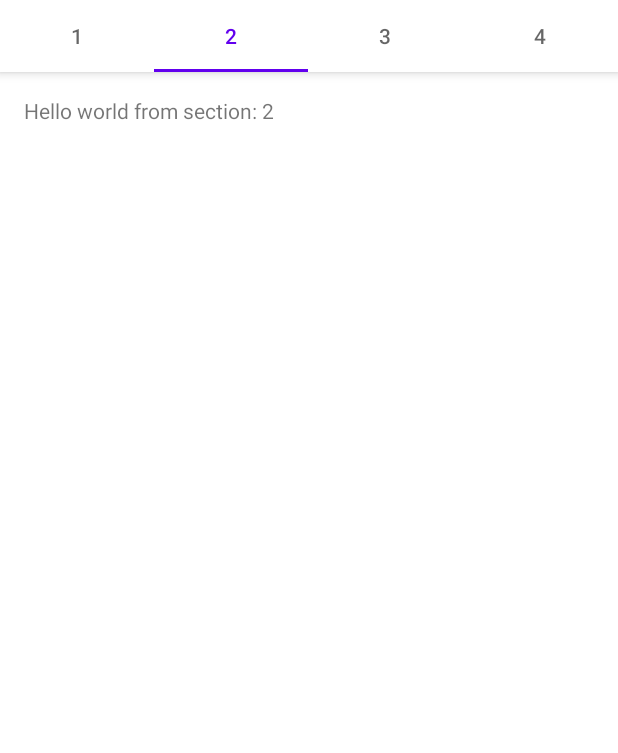
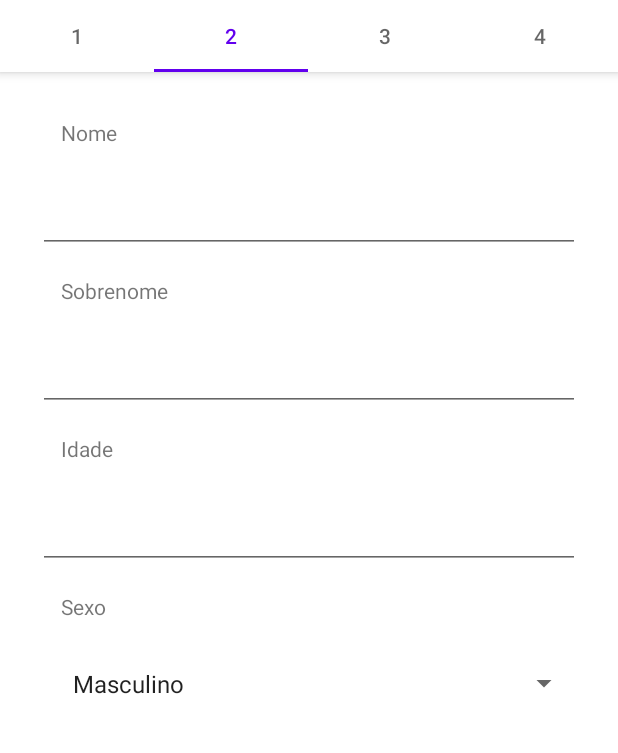
Before and after one commit to Martenda/AndroidDDMFinalWork, an Android app: the PlaceholderFragment screen opened directly, with no data from a screen before it, tab 2 chosen, on a phone screen of 412 x 824 dp, the part 173-926 px from its top. Run offline under Robolectric (Android 15) with nearby library versions, the phone set to English and light mode, and no system bars.

Commit message:
feat: createUserScreen features

```diff
--- a/app/build.gradle
+++ b/app/build.gradle
@@ -1,5 +1,6 @@
 plugins {
     id 'com.android.application'
+    id 'com.google.android.libraries.mapsplatform.secrets-gradle-plugin'
 }
 
 android {
@@ -43,6 +44,8 @@ dependencies {
     implementation 'androidx.annotation:annotation:1.3.0'
     implementation 'androidx.preference:preference:1.2.0'
     implementation 'com.google.android.material:material:1.5.0'
+    implementation 'androidx.legacy:legacy-support-v4:1.0.0'
+    implementation 'com.google.android.gms:play-services-maps:18.0.2'
     testImplementation 'junit:junit:4.13.2'
     androidTestImplementation 'androidx.test.ext:junit:1.1.5'
     androidTestImplementation 'androidx.test.espresso:espresso-core:3.5.1'
--- /dev/null
+++ b/app/src/main/java/com/example/taskmasters/ui/createUser/selectData/SelectDataFragment.java
@@ -0,0 +1,38 @@
+package com.example.taskmasters.ui.createUser.selectData;
+
+import androidx.lifecycle.ViewModelProvider;
+
+import android.os.Bundle;
+
+import androidx.annotation.NonNull;
+import androidx.annotation.Nullable;
+import androidx.fragment.app.Fragment;
+
+import android.view.LayoutInflater;
+import android.view.View;
+import android.view.ViewGroup;
+
+import com.example.taskmasters.R;
+
+public class SelectDataFragment extends Fragment {
+
+    private SelectDataViewModel mViewModel;
+
+    public static SelectDataFragment newInstance() {
+        return new SelectDataFragment();
+    }
+
+    @Override
+    public View onCreateView(@NonNull LayoutInflater inflater, @Nullable ViewGroup container,
+                             @Nullable Bundle savedInstanceState) {
+        return inflater.inflate(R.layout.fragment_select_data, container, false);
+    }
+
+    @Override
+    public void onActivityCreated(@Nullable Bundle savedInstanceState) {
+        super.onActivityCreated(savedInstanceState);
+        mViewModel = new ViewModelProvider(this).get(SelectDataViewModel.class);
+        // TODO: Use the ViewModel
+    }
+
+}
--- /dev/null
+++ b/app/src/main/java/com/example/taskmasters/ui/createUser/selectData/SelectDataViewModel.java
@@ -0,0 +1,7 @@
+package com.example.taskmasters.ui.createUser.selectData;
+
+import androidx.lifecycle.ViewModel;
+
+public class SelectDataViewModel extends ViewModel {
+    // TODO: Implement the ViewModel
+}
--- /dev/null
+++ b/app/src/main/java/com/example/taskmasters/ui/createUser/selectType/SelectTypeFragment.java
@@ -0,0 +1,38 @@
+package com.example.taskmasters.ui.createUser.selectType;
+
+import androidx.lifecycle.ViewModelProvider;
+
+import android.os.Bundle;
+
+import androidx.annotation.NonNull;
+import androidx.annotation.Nullable;
+import androidx.fragment.app.Fragment;
+
+import android.view.LayoutInflater;
+import android.view.View;
+import android.view.ViewGroup;
+
+import com.example.taskmasters.R;
+
+public class SelectTypeFragment extends Fragment {
+
+    private SelectTypeViewModel mViewModel;
+
+    public static SelectTypeFragment newInstance() {
+        return new SelectTypeFragment();
+    }
+
+    @Override
+    public View onCreateView(@NonNull LayoutInflater inflater, @Nullable ViewGroup container,
+                             @Nullable Bundle savedInstanceState) {
+        return inflater.inflate(R.layout.fragment_select_type, container, false);
+    }
+
+    @Override
+    public void onActivityCreated(@Nullable Bundle savedInstanceState) {
+        super.onActivityCreated(savedInstanceState);
+        mViewModel = new ViewModelProvider(this).get(SelectTypeViewModel.class);
+        // TODO: Use the ViewModel
+    }
+
+}
--- /dev/null
+++ b/app/src/main/java/com/example/taskmasters/ui/createUser/selectType/SelectTypeViewModel.java
@@ -0,0 +1,7 @@
+package com.example.taskmasters.ui.createUser.selectType;
+
+import androidx.lifecycle.ViewModel;
+
+public class SelectTypeViewModel extends ViewModel {
+    // TODO: Implement the ViewModel
+}
--- a/app/src/main/java/com/example/taskmasters/ui/main/PlaceholderFragment.java
+++ b/app/src/main/java/com/example/taskmasters/ui/main/PlaceholderFragment.java
@@ -4,26 +4,29 @@ import android.os.Bundle;
 import android.view.LayoutInflater;
 import android.view.View;
 import android.view.ViewGroup;
-import android.widget.TextView;
 
-import androidx.annotation.Nullable;
 import androidx.annotation.NonNull;
 import androidx.fragment.app.Fragment;
-import androidx.lifecycle.Observer;
+import androidx.fragment.app.FragmentManager;
+import androidx.fragment.app.FragmentTransaction;
 import androidx.lifecycle.ViewModelProvider;
 
 import com.example.taskmasters.R;
 import com.example.taskmasters.databinding.FragmentCreateUserBinding;
+import com.example.taskmasters.ui.createUser.selectData.SelectDataFragment;
+import com.example.taskmasters.ui.createUser.selectType.SelectTypeFragment;
+//import com.example.taskmasters.ui.map.MapsFragment;
 
-/**
- * A placeholder fragment containing a simple view.
- */
 public class PlaceholderFragment extends Fragment {
 
     private static final String ARG_SECTION_NUMBER = "section_number";
 
     private PageViewModel pageViewModel;
     private FragmentCreateUserBinding binding;
+
+    private SelectTypeFragment selectTypeFragment;
+    private SelectDataFragment selectDataFragment;
+//    private MapsFragment mapsFragment;
 
     public static PlaceholderFragment newInstance(int index) {
         PlaceholderFragment fragment = new PlaceholderFragment();
@@ -52,13 +55,43 @@ public class PlaceholderFragment extends Fragment {
         binding = FragmentCreateUserBinding.inflate(inflater, container, false);
         View root = binding.getRoot();
 
-        final TextView textView = binding.sectionLabel;
-        pageViewModel.getText().observe(getViewLifecycleOwner(), new Observer<String>() {
-            @Override
-            public void onChanged(@Nullable String s) {
-                textView.setText(s);
+        if (getArguments() != null && getArguments().getInt(ARG_SECTION_NUMBER) == 1) {
+            if (selectTypeFragment == null) {
+                selectTypeFragment = new SelectTypeFragment();
+                getChildFragmentManager().beginTransaction()
+                        .add(R.id.constraintLayout, selectTypeFragment, "Fragment1")
+                        .commit();
+            } else {
+                getChildFragmentManager().beginTransaction()
+                        .show(selectTypeFragment)
+                        .commit();
             }
-        });
+        }
+        if (getArguments() != null && getArguments().getInt(ARG_SECTION_NUMBER) == 2) {
+            if (selectDataFragment == null) {
+                selectDataFragment = new SelectDataFragment();
+                getChildFragmentManager().beginTransaction()
+                        .add(R.id.constraintLayout, selectDataFragment, "Fragment2")
+                        .commit();
+            } else {
+                getChildFragmentManager().beginTransaction()
+                        .show(selectDataFragment)
+                        .commit();
+            }
+        }
+//        if (getArguments() != null && getArguments().getInt(ARG_SECTION_NUMBER) == 3) {
+//            if (mapsFragment == null) {
+//                mapsFragment = new MapsFragment();
+//                getChildFragmentManager().beginTransaction()
+//                        .add(R.id.constraintLayout, mapsFragment, "Fragment3")
+//                        .commit();
+//            } else {
+//                getChildFragmentManager().beginTransaction()
+//                        .show(mapsFragment)
+//                        .commit();
+//            }
+//        }
+
         return root;
     }
 
@@ -67,4 +100,22 @@ public class PlaceholderFragment extends Fragment {
         super.onDestroyView();
         binding = null;
     }
+
+    @Override
+    public void onPause() {
+        super.onPause();
+        hideFragments();
+    }
+
+    private void hideFragments() {
+        FragmentManager fragmentManager = getChildFragmentManager();
+        FragmentTransaction transaction = fragmentManager.beginTransaction();
+        if (selectTypeFragment != null) {
+            transaction.hide(selectTypeFragment);
+        }
+        if (selectDataFragment != null) {
+            transaction.hide(selectDataFragment);
+        }
+        transaction.commit();
+    }
 }
--- a/app/src/main/java/com/example/taskmasters/ui/main/SectionsPagerAdapter.java
+++ b/app/src/main/java/com/example/taskmasters/ui/main/SectionsPagerAdapter.java
@@ -27,8 +27,6 @@ public class SectionsPagerAdapter extends FragmentPagerAdapter {
 
     @Override
     public Fragment getItem(int position) {
-        // getItem is called to instantiate the fragment for the given page.
-        // Return a PlaceholderFragment (defined as a static inner class below).
         PlaceholderFragment fragment = PlaceholderFragment.newInstance(position + 1);
         return fragment;
     }
--- a/app/src/main/res/layout/fragment_create_user.xml
+++ b/app/src/main/res/layout/fragment_create_user.xml
@@ -5,19 +5,4 @@
     android:id="@+id/constraintLayout"
     android:layout_width="match_parent"
     android:layout_height="match_parent"
-    tools:context=".ui.main.PlaceholderFragment">
-
-    <TextView
-        android:id="@+id/section_label"
-        android:layout_width="wrap_content"
-        android:layout_height="wrap_content"
-        android:layout_marginStart="@dimen/activity_horizontal_margin"
-        android:layout_marginTop="@dimen/activity_vertical_margin"
-        android:layout_marginEnd="@dimen/activity_horizontal_margin"
-        android:layout_marginBottom="@dimen/activity_vertical_margin"
-        app:layout_constraintLeft_toLeftOf="parent"
-        app:layout_constraintTop_toTopOf="@+id/constraintLayout"
-        tools:layout_constraintLeft_creator="1"
-        tools:layout_constraintTop_creator="1" />
-
-</androidx.constraintlayout.widget.ConstraintLayout>
+    tools:context=".ui.main.PlaceholderFragment"/>
--- /dev/null
+++ b/app/src/main/res/layout/fragment_select_data.xml
@@ -0,0 +1,65 @@
+<LinearLayout xmlns:android="http://schemas.android.com/apk/res/android"
+    xmlns:tools="http://schemas.android.com/tools"
+    android:layout_width="match_parent"
+    android:layout_height="match_parent"
+    android:background="@color/white"
+    android:backgroundTint="@color/white"
+    android:orientation="vertical"
+    android:paddingLeft="25dp"
+    android:paddingTop="15dp"
+    android:paddingRight="25dp"
+    tools:context=".DetailsFragment">
+
+    <TextView
+        android:layout_width="match_parent"
+        android:layout_height="wrap_content"
+        android:padding="15dp"
+        android:text="Nome" />
+
+    <EditText
+        android:id="@+id/editTextNome"
+        android:layout_width="match_parent"
+        android:layout_height="wrap_content"
+        android:inputType="text"
+        android:padding="15dp" />
+
+    <TextView
+        android:layout_width="match_parent"
+        android:layout_height="wrap_content"
+        android:padding="15dp"
+        android:text="Sobrenome" />
+
+    <EditText
+        android:id="@+id/editTextSobrenome"
+        android:layout_width="match_parent"
+        android:layout_height="wrap_content"
+        android:inputType="text"
+        android:padding="15dp" />
+
+    <TextView
+        android:layout_width="match_parent"
+        android:layout_height="wrap_content"
+        android:padding="15dp"
+        android:text="Idade" />
+
+    <EditText
+        android:id="@+id/editTextIdade"
+        android:layout_width="match_parent"
+        android:layout_height="wrap_content"
+        android:inputType="number"
+        android:padding="15dp" />
+
+    <TextView
+        android:layout_width="match_parent"
+        android:layout_height="wrap_content"
+        android:padding="15dp"
+        android:text="Sexo" />
+
+    <Spinner
+        android:id="@+id/spinnerSexo"
+        android:layout_width="match_parent"
+        android:layout_height="wrap_content"
+        android:entries="@array/sexo_options"
+        android:padding="15dp" />
+
+</LinearLayout>
--- a/app/src/main/res/values/arrays.xml
+++ b/app/src/main/res/values/arrays.xml
@@ -9,4 +9,9 @@
         <item>Sim</item>
         <item>Não</item>
     </string-array>
+    <string-array name="sexo_options">
+        <item>Masculino</item>
+        <item>Feminino</item>
+        <item>Outro</item>
+    </string-array>
 </resources>
--- a/app/src/main/res/values/strings.xml
+++ b/app/src/main/res/values/strings.xml
@@ -37,4 +37,6 @@
     <string name="tab_text_2">2</string>
     <string name="tab_text_3">3</string>
     <string name="tab_text_4">4</string>
+    <!-- TODO: Remove or change this placeholder text -->
+    <string name="hello_blank_fragment">Hello blank fragment</string>
 </resources>
--- /dev/null
+++ b/app/src/main/res/values/styles.xml
@@ -0,0 +1,6 @@
+<?xml version="1.0" encoding="utf-8"?>
+<resources>
+    <style name="ButtonNoBackground" parent="Widget.AppCompat.Button">
+        <item name="android:borderlessButtonStyle">@style/Widget.AppCompat.Button.Borderless</item>
+    </style>
+</resources>
--- a/build.gradle
+++ b/build.gradle
@@ -2,4 +2,5 @@
 plugins {
     id 'com.android.application' version '7.4.2' apply false
     id 'com.android.library' version '7.4.2' apply false
+    id 'com.google.android.libraries.mapsplatform.secrets-gradle-plugin' version '2.0.1' apply false
 }
```
Also changed, not shown: app/src/main/AndroidManifest.xml (+16 -0 lines), app/src/main/res/layout/fragment_select_type.xml (added, +37 -0 lines).
